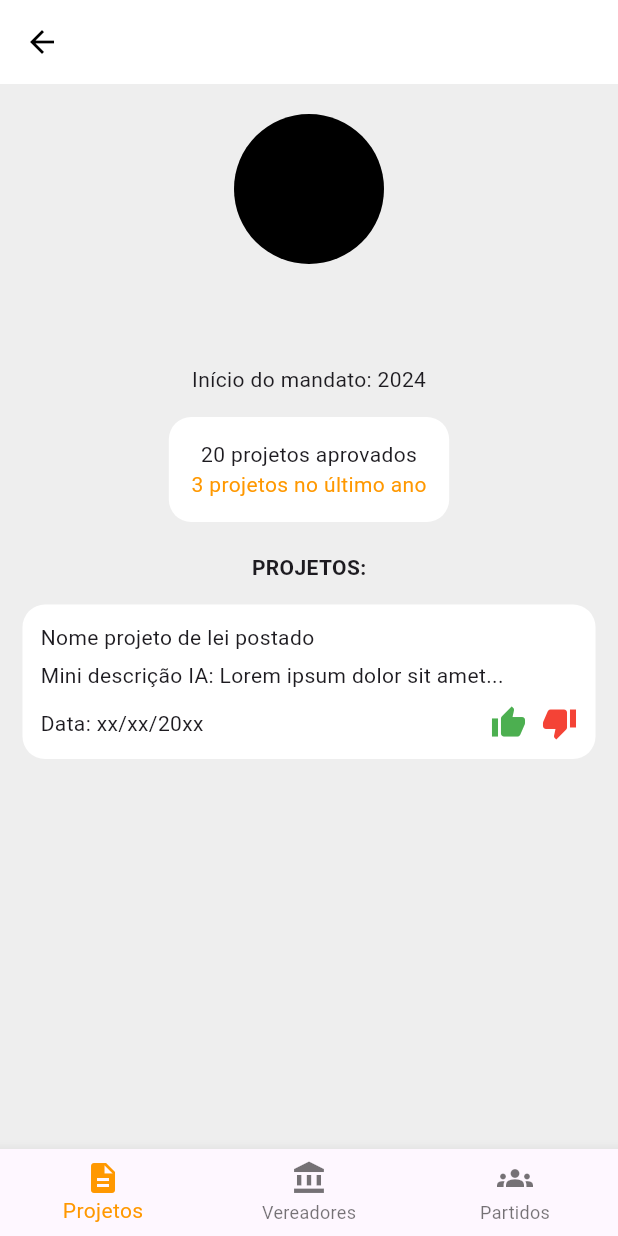
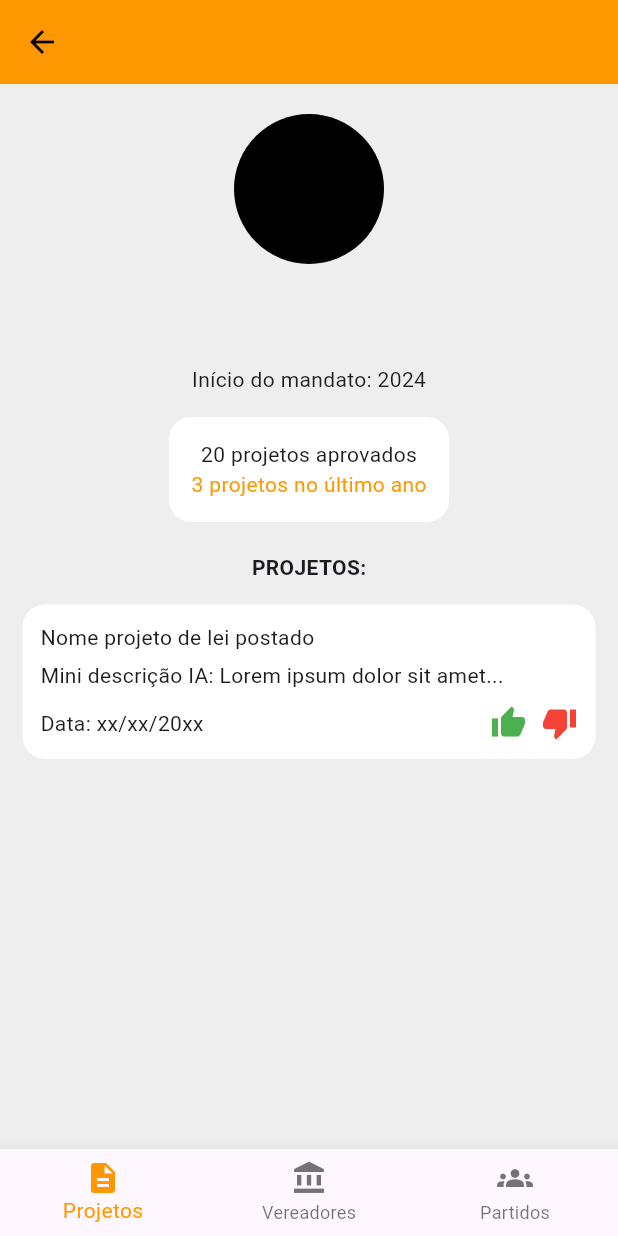
Before and after one commit to antonitsm/pi3_grupo1, a Flutter app: the VereadorIndividualPage screen opened directly with empty values, on a phone screen of 412 x 824 dp. Run offline on Flutter 3.47's test engine with Material 3 defaults, Android fonts, the phone set to English and light mode, and no system bars.

```diff
--- a/frontend/lib/paginas/vereador_individual.dart
+++ b/frontend/lib/paginas/vereador_individual.dart
@@ -12,7 +12,7 @@ class VereadorIndividualPage extends StatelessWidget {
       backgroundColor: Colors.grey[200],
 
       appBar: AppBar(
-        backgroundColor: Colors.white,
+        backgroundColor: Colors.orange,
         elevation: 0,
         leading: IconButton(
           icon: Icon(Icons.arrow_back, color: Colors.black),
```
Also changed, not shown: frontend/lib/paginas/vereadores.dart (+33 -3 lines).
